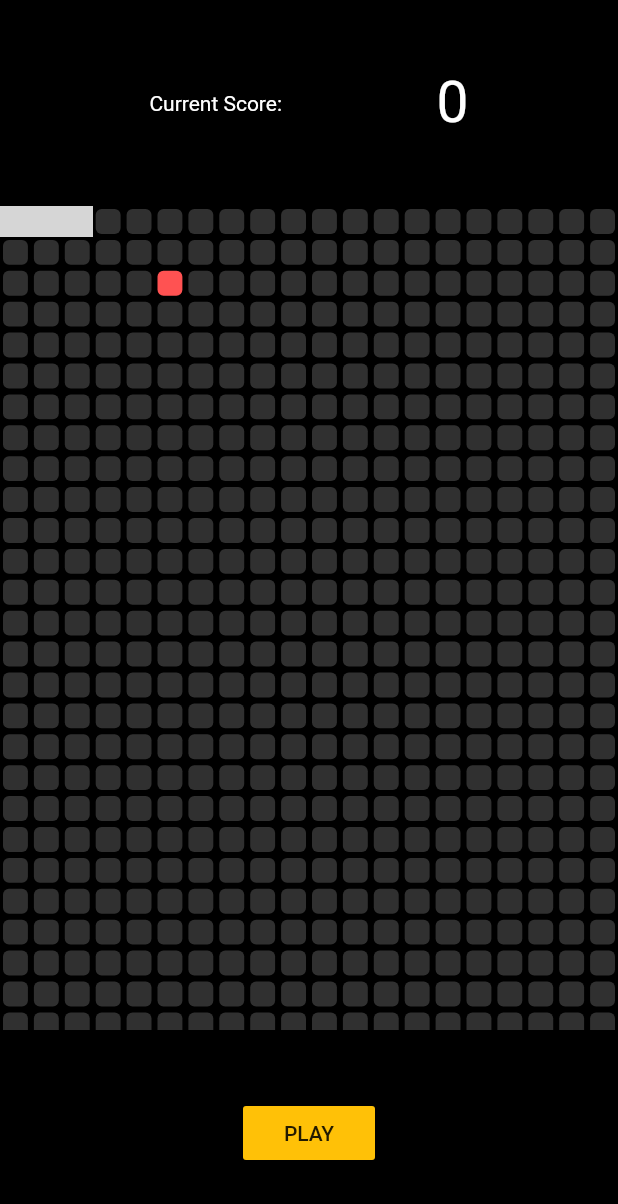
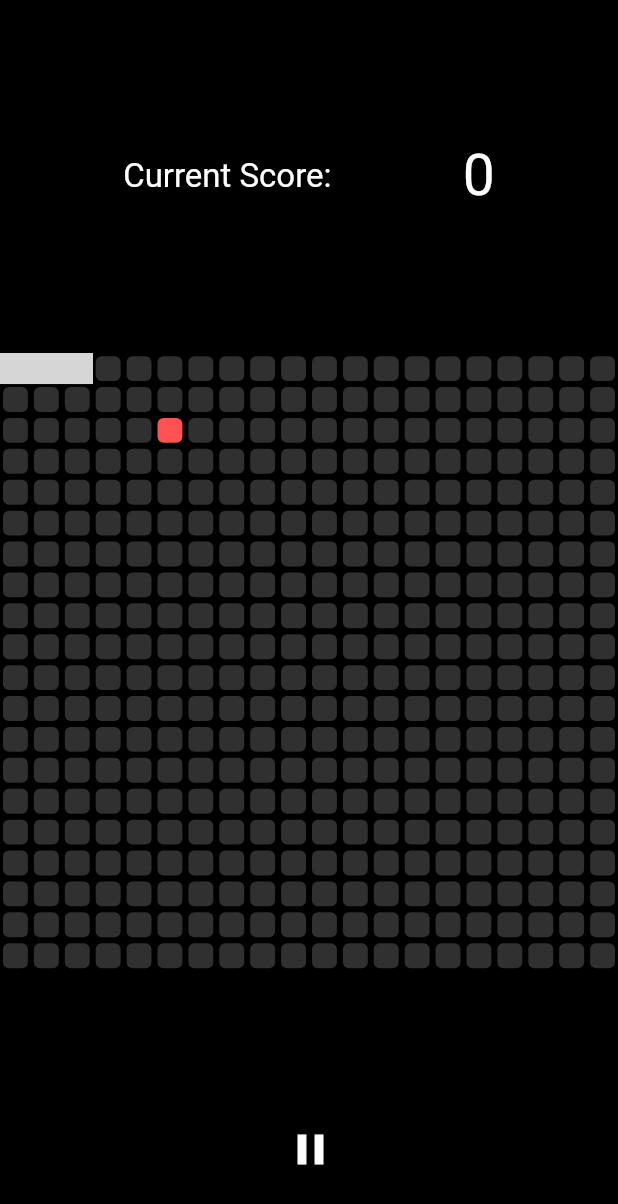
Before and after one commit to KennethYousuf/Snake, a Flutter app: the screen it shows after launch, on a phone screen of 412 x 824 dp. Shown: the top 1204 px of the screen. Run offline on Flutter 3.47's test engine with Material 2 defaults, Android fonts, the phone set to English and light mode, and no system bars; our stand-ins replace get; grey boxes are pictures that could not be loaded.

Commit message:
pause function added

```diff
--- a/lib/pages/game_page.dart
+++ b/lib/pages/game_page.dart
@@ -19,7 +19,7 @@ enum snake_directions { UP, DOWN, RIGHT, LEFT }
 class _GamePageState extends State<GamePage> {
   //grid dimensions
   int rowSize = 20;
-  int totalSquares = 600;
+  int totalSquares = 400;
   // snake position
   List<int> snakePos = [0, 1, 2];
   //initial snake direction
@@ -28,13 +28,16 @@ class _GamePageState extends State<GamePage> {
   int foodPos = 45;
 
   var currentScore = 0;
+  bool isPaused = false;
   //start game
   void startGame() {
     Timer.periodic(const Duration(milliseconds: 250), (timer) {
       setState(() {
+        if (!isPaused) {
           moveSnake(); //snake moving
           if (gameover == true) {
             timer.cancel();
+          }
         }
       });
     });
@@ -194,12 +197,13 @@ class _GamePageState extends State<GamePage> {
       body: Column(
         children: [
           Expanded(
+              flex: 2,
               child: Row(
                 mainAxisAlignment: MainAxisAlignment.spaceEvenly,
                 children: [
                   Text(
                     "Current Score: ",
-                style: TextStyle(color: Colors.white),
+                    style: TextStyle(fontSize: 22, color: Colors.white),
                   ),
                   Text(
                     currentScore.toString(),
@@ -242,14 +246,19 @@ class _GamePageState extends State<GamePage> {
           Expanded(
               child: Container(
             child: Center(
-              child: MaterialButton(
-                child: Text('PLAY'),
-                color: Colors.amber,
+                child: IconButton(
+              icon: Icon(
+                isPaused ? Icons.play_arrow_sharp : Icons.pause,
+                color: Colors.white,
+                size: 34,
+              ),
               onPressed: () {
+                setState(() {
                   startGame();
+                  isPaused = !isPaused; // Toggle the pause state
+                });
               },
-              ),
-            ),
+            )),
           ))
         ],
       ),
--- a/pubspec.yaml
+++ b/pubspec.yaml
@@ -36,7 +36,7 @@ dependencies:
   # Use with the CupertinoIcons class for iOS style icons.
   cupertino_icons: ^1.0.2
   get: ^4.6.5
-  google_fonts: ^4.0.4
+  google_fonts: ^5.0.0
 
 dev_dependencies:
   flutter_test:
```
Also changed, not shown: pubspec.lock, 1 other file. Lines whose indentation alone changed are shown as unchanged.
